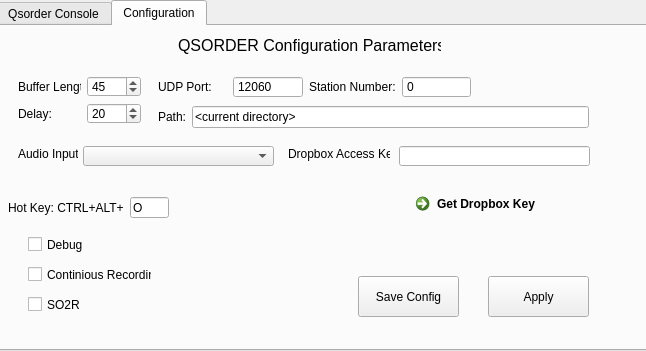
This is Qsorder/qsorder.ui in k3it/qsorder as Qt 5 draws it before an edit. The edited form follows.
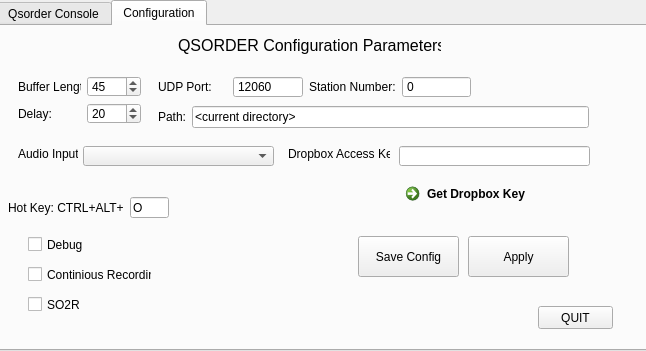
This is the edited form. Icons and pictures are not drawn.

Commit message: parsing/apply button half working

Diff of the .ui file:
```diff
--- a/Qsorder/qsorder.ui
+++ b/Qsorder/qsorder.ui
@@ -71,19 +71,6 @@
       <bool>false</bool>
      </property>
     </widget>
-    <widget class="QPushButton" name="quitButton">
-     <property name="geometry">
-      <rect>
-       <x>570</x>
-       <y>300</y>
-       <width>75</width>
-       <height>23</height>
-      </rect>
-     </property>
-     <property name="text">
-      <string>QUIT</string>
-     </property>
-    </widget>
    </widget>
    <widget class="QWidget" name="config_tab">
     <attribute name="title">
@@ -174,7 +161,7 @@
      <property name="geometry">
       <rect>
        <x>360</x>
-       <y>250</y>
+       <y>210</y>
        <width>101</width>
        <height>41</height>
       </rect>
@@ -186,8 +173,8 @@
     <widget class="QPushButton" name="applyButton">
      <property name="geometry">
       <rect>
-       <x>490</x>
-       <y>250</y>
+       <x>470</x>
+       <y>210</y>
        <width>101</width>
        <height>41</height>
       </rect>
@@ -222,8 +209,8 @@
     <widget class="QCommandLinkButton" name="commandLinkButton">
      <property name="geometry">
       <rect>
-       <x>410</x>
-       <y>160</y>
+       <x>400</x>
+       <y>150</y>
        <width>172</width>
        <height>41</height>
       </rect>
@@ -251,6 +238,19 @@
       <bool>true</bool>
      </property>
     </widget>
+    <widget class="QPushButton" name="quitButton">
+     <property name="geometry">
+      <rect>
+       <x>540</x>
+       <y>280</y>
+       <width>75</width>
+       <height>23</height>
+      </rect>
+     </property>
+     <property name="text">
+      <string>QUIT</string>
+     </property>
+    </widget>
     <widget class="QWidget" name="">
      <property name="geometry">
       <rect>
```
The commit also changes 1 other file.
